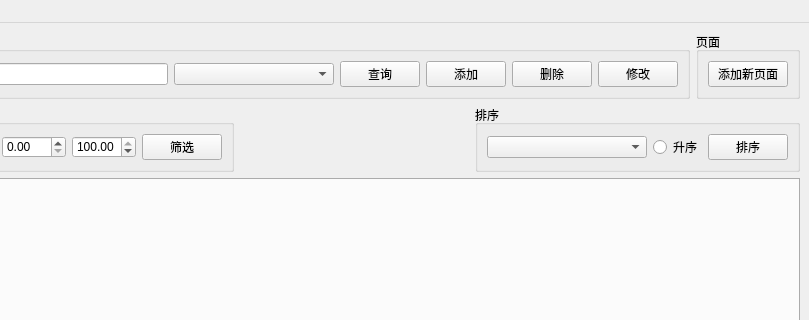
Qt form mainwindow.ui (TheWeakest34/StudentManageSystem) before a commit; both pictures show x 241 to 1050 and y 0 to 320 of the 1050 by 650 pixel window.
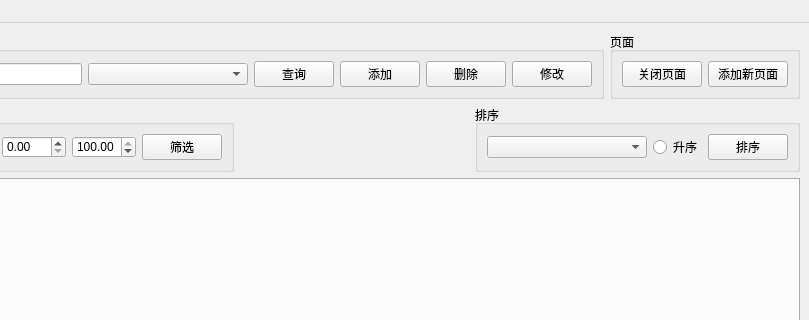
The same form after that commit.

Commit message: 添加了关闭页面和导出到CSV文件的功能，进一步优化了界面

```diff
--- a/mainwindow.ui
+++ b/mainwindow.ui
@@ -118,13 +118,20 @@
          <string>页面</string>
         </property>
         <layout class="QGridLayout" name="gridLayout_7">
-         <item row="0" column="0">
+         <item row="0" column="1">
           <widget class="QPushButton" name="addNewTab">
            <property name="text">
             <string>添加新页面</string>
            </property>
           </widget>
          </item>
+         <item row="0" column="0">
+          <widget class="QPushButton" name="CloseTab">
+           <property name="text">
+            <string>关闭页面</string>
+           </property>
+          </widget>
+         </item>
         </layout>
        </widget>
       </item>
```
The commit also changes 7 other files.
